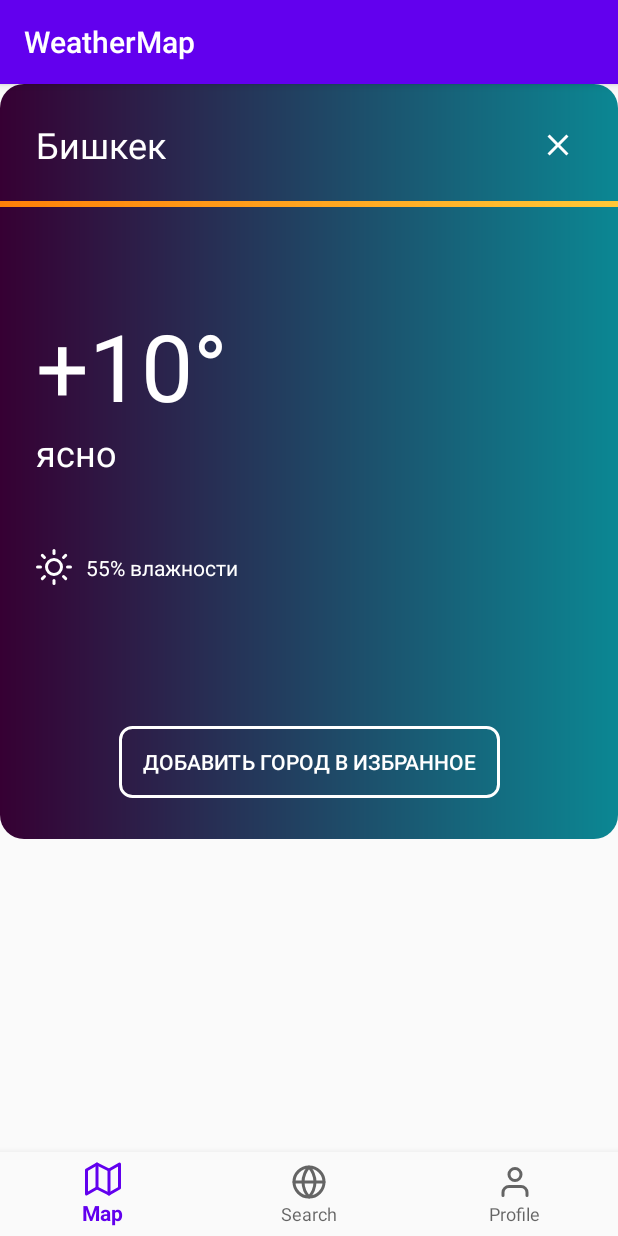
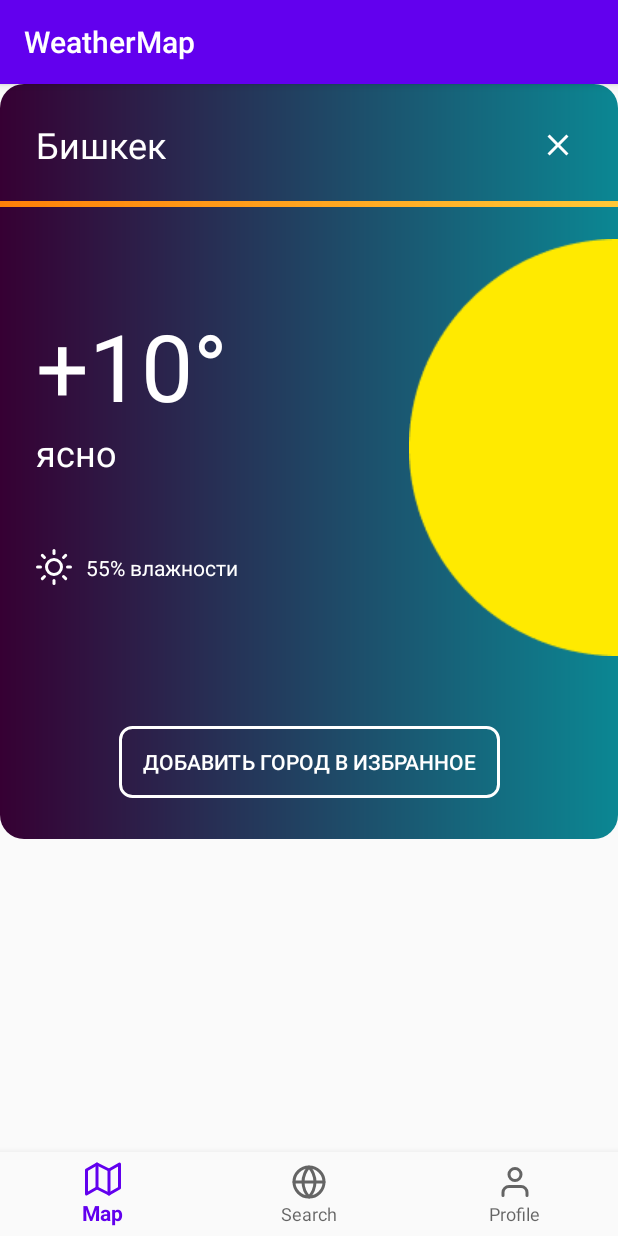
Before and after one commit to AdiLhan1/WeatherMap, an Android app: the fragment PopupWeatherFragment placed in its activity, on a phone screen of 412 x 824 dp. Run offline under Robolectric (Android 15) with nearby library versions, the phone set to English and light mode, and no system bars; 1 statement that could not run was skipped.

Commit message:
add sun image

```diff
--- a/app/src/main/java/com/example/weathermap/ui/MapFragment.kt
+++ b/app/src/main/java/com/example/weathermap/ui/MapFragment.kt
@@ -52,7 +52,7 @@ class MapFragment : Fragment(), GoogleMap.OnMapClickListener, OnMapReadyCallback
         Toast.makeText(activity, p0?.latitude.toString(), Toast.LENGTH_LONG).show()
     }
 
-    fun transactions() {
+    private fun transition() {
         val fm = context.supportFragmentManager
         val fragmentTransaction: FragmentTransaction
         val fragment = PopupWeatherFragment()
@@ -70,7 +70,7 @@ class MapFragment : Fragment(), GoogleMap.OnMapClickListener, OnMapReadyCallback
         googleMap.animateCamera(CameraUpdateFactory.newLatLngZoom(bishkek, 15f))
 
         googleMap.setOnMapClickListener {
-            transactions()
+            transition()
         }
     }
 
--- a/app/src/main/java/com/example/weathermap/ui/PopupWeatherFragment.kt
+++ b/app/src/main/java/com/example/weathermap/ui/PopupWeatherFragment.kt
@@ -1,10 +1,15 @@
 package com.example.weathermap.ui
 
 import android.os.Bundle
+import android.util.Log
 import android.view.LayoutInflater
 import android.view.View
 import android.view.ViewGroup
+import android.widget.ImageView
+import android.widget.Toast
+import androidx.appcompat.app.AppCompatActivity
 import androidx.fragment.app.Fragment
+import androidx.fragment.app.FragmentTransaction
 import com.example.weathermap.R
 import kotlinx.android.synthetic.main.fragment_popup_weather.*
 
@@ -12,13 +17,27 @@ import kotlinx.android.synthetic.main.fragment_popup_weather.*
  * A simple [Fragment] subclass.
  */
 class PopupWeatherFragment : Fragment() {
+    lateinit var img: ImageView
+    lateinit var context: AppCompatActivity
 
     override fun onCreateView(
         inflater: LayoutInflater, container: ViewGroup?,
         savedInstanceState: Bundle?
     ): View? {
-        // Inflate the layout for this fragment
-        return inflater.inflate(R.layout.fragment_popup_weather, container, false)
+        val view: View? = inflater.inflate(R.layout.fragment_popup_weather, container, false)
+        ic_close?.setOnClickListener {
+            Log.e("ololo", "hello")
+            Toast.makeText(context, "Hello", Toast.LENGTH_LONG).show()
+//            val fm = context.supportFragmentManager
+//            val fragmentTransaction: FragmentTransaction
+//            val fragment = PopupWeatherFragment()
+//            fragmentTransaction = fm.beginTransaction()
+//            fragmentTransaction.hide(fragment)
+//                .addToBackStack(null)
+//                .set
+//            fragmentTransaction.commit()
+        }
+        return view
     }
 
 }
--- a/app/src/main/res/layout/fragment_popup_weather.xml
+++ b/app/src/main/res/layout/fragment_popup_weather.xml
@@ -1,91 +1,96 @@
 <?xml version="1.0" encoding="utf-8"?>
 <androidx.constraintlayout.widget.ConstraintLayout xmlns:android="http://schemas.android.com/apk/res/android"
+    xmlns:app="http://schemas.android.com/apk/res-auto"
     xmlns:tools="http://schemas.android.com/tools"
     android:layout_width="wrap_content"
     android:layout_height="wrap_content"
     android:background="@drawable/bg_weather_gradient"
-    xmlns:app="http://schemas.android.com/apk/res-auto"
     tools:context=".ui.PopupWeatherFragment">
 
     <TextView
         android:id="@+id/city_title_tv"
-        app:layout_constraintStart_toStartOf="parent"
-        app:layout_constraintTop_toTopOf="parent"
         android:layout_width="wrap_content"
         android:layout_height="wrap_content"
         android:layout_marginStart="24dp"
         android:layout_marginTop="24dp"
         android:text="@string/bishkek"
         android:textColor="@android:color/white"
-        android:textSize="24sp" />
+        android:textSize="24sp"
+        app:layout_constraintStart_toStartOf="parent"
+        app:layout_constraintTop_toTopOf="parent" />
+
+    <ImageView
+        android:id="@+id/img_weather"
+        android:layout_width="wrap_content"
+        app:layout_constraintEnd_toEndOf="parent"
+        app:layout_constraintTop_toBottomOf="@+id/line"
+        android:layout_marginTop="21dp"
+        android:src="@drawable/sun"
+        android:layout_height="wrap_content" />
 
     <ImageView
         android:id="@+id/ic_close"
-        app:layout_constraintBottom_toBottomOf="@id/city_title_tv"
-        app:layout_constraintEnd_toEndOf="parent"
-        app:layout_constraintTop_toTopOf="@id/city_title_tv"
         android:layout_width="wrap_content"
         android:layout_height="wrap_content"
         android:layout_marginEnd="24dp"
         android:padding="4dp"
-        android:src="@drawable/ic_close" />
+        android:src="@drawable/ic_close"
+        app:layout_constraintBottom_toBottomOf="@id/city_title_tv"
+        app:layout_constraintEnd_toEndOf="parent"
+        app:layout_constraintTop_toTopOf="@id/city_title_tv" />
 
     <View
         android:id="@+id/line"
-        app:layout_constraintTop_toTopOf="parent"
         android:layout_width="match_parent"
         android:layout_height="4dp"
         android:layout_marginTop="78dp"
-        android:background="@drawable/bg_line_gradient" />
+        android:background="@drawable/bg_line_gradient"
+        app:layout_constraintTop_toTopOf="parent" />
 
     <TextView
         android:id="@+id/temp_tv"
-        app:layout_constraintStart_toStartOf="parent"
-        app:layout_constraintTop_toBottomOf="@id/line"
         android:layout_width="wrap_content"
         android:layout_height="wrap_content"
         android:layout_marginStart="24dp"
         android:layout_marginTop="64dp"
         android:text="+10°"
         android:textColor="@android:color/white"
-        android:textSize="62sp" />
+        android:textSize="62sp"
+        app:layout_constraintStart_toStartOf="parent"
+        app:layout_constraintTop_toBottomOf="@id/line" />
 
     <TextView
         android:id="@+id/weather_tv"
-        app:layout_constraintStart_toStartOf="@id/temp_tv"
-        app:layout_constraintTop_toBottomOf="@id/temp_tv"
         android:layout_width="wrap_content"
         android:layout_height="wrap_content"
         android:text="ясно"
         android:textColor="@android:color/white"
-        android:textSize="24sp" />
+        android:textSize="24sp"
+        app:layout_constraintStart_toStartOf="@id/temp_tv"
+        app:layout_constraintTop_toBottomOf="@id/temp_tv" />
 
     <ImageView
         android:id="@+id/weather_ic"
-        app:layout_constraintStart_toStartOf="@id/weather_tv"
-        app:layout_constraintTop_toBottomOf="@id/weather_tv"
         android:layout_width="wrap_content"
         android:layout_height="wrap_content"
         android:layout_marginTop="48dp"
-        android:src="@drawable/ic_sun" />
+        android:src="@drawable/ic_sun"
+        app:layout_constraintStart_toStartOf="@id/weather_tv"
+        app:layout_constraintTop_toBottomOf="@id/weather_tv" />
 
     <TextView
         android:id="@+id/humidity"
-        app:layout_constraintBottom_toBottomOf="@id/weather_ic"
-        app:layout_constraintStart_toEndOf="@id/weather_ic"
-        app:layout_constraintTop_toTopOf="@id/weather_ic"
         android:layout_width="wrap_content"
         android:layout_height="wrap_content"
         android:layout_marginStart="9dp"
         android:text="55% влажности"
-        android:textColor="@android:color/white" />
+        android:textColor="@android:color/white"
+        app:layout_constraintBottom_toBottomOf="@id/weather_ic"
+        app:layout_constraintStart_toEndOf="@id/weather_ic"
+        app:layout_constraintTop_toTopOf="@id/weather_ic" />
 
     <Button
         android:id="@+id/btn_weather_fragment"
-        app:layout_constraintBottom_toBottomOf="parent"
-        app:layout_constraintEnd_toEndOf="parent"
-        app:layout_constraintStart_toStartOf="parent"
-        app:layout_constraintTop_toBottomOf="@id/humidity"
         android:layout_width="match_parent"
         android:layout_height="wrap_content"
         android:layout_marginHorizontal="24dp"
@@ -94,7 +99,11 @@
         android:background="@drawable/bg_btn_weather"
         android:paddingHorizontal="@dimen/medium"
         android:text="@string/Favorite"
-        android:textColor="@android:color/white" />
+        android:textColor="@android:color/white"
+        app:layout_constraintBottom_toBottomOf="parent"
+        app:layout_constraintEnd_toEndOf="parent"
+        app:layout_constraintStart_toStartOf="parent"
+        app:layout_constraintTop_toBottomOf="@id/humidity" />
 
 
 </androidx.constraintlayout.widget.ConstraintLayout>
```
Also changed, not shown: app/src/main/res/drawable/sun.png (added).
